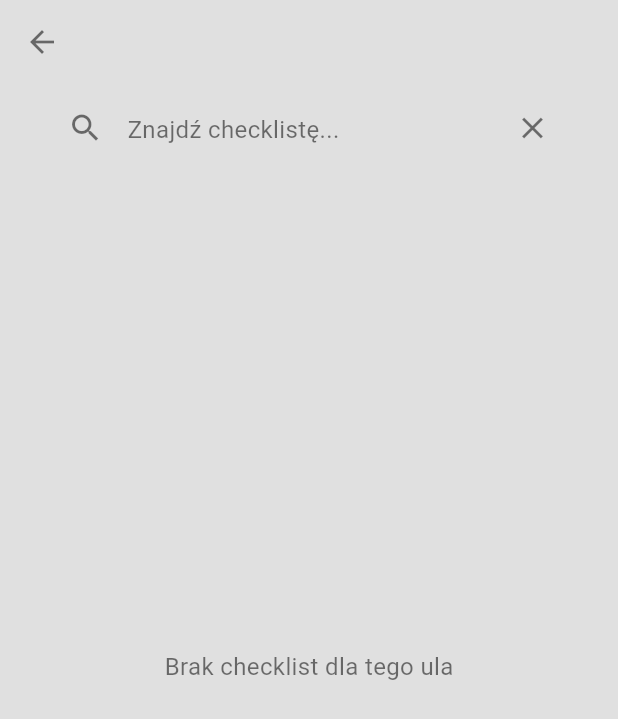
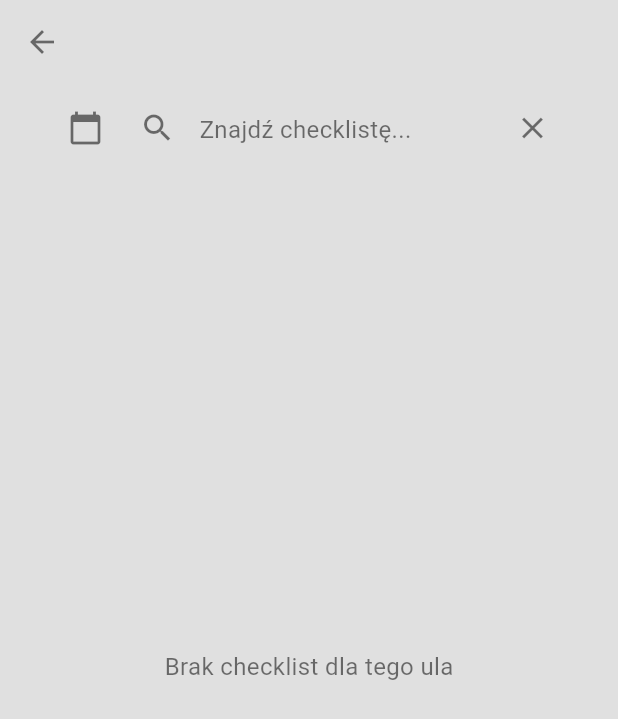
Before and after one commit to agata-miko/ule, a Flutter app: the ChecklistListScreen screen opened directly with empty values, on a phone screen of 412 x 824 dp. Shown: the top 719 px of the screen. Run offline on Flutter 3.47's test engine with Material 3 defaults, Android fonts, the phone set to English and light mode, and no system bars; our stand-ins replace animated_text_kit, flutter_riverpod, google_fonts, image_picker, location, shared_preferences and 1 more; accounts and stored records are empty; generated files the repository leaves out were written again.

Commit message:
date picker added for checklist searching

```diff
--- /dev/null
+++ b/lib/providers/calendar_date_provider.dart
@@ -0,0 +1,13 @@
+import 'package:flutter_riverpod/flutter_riverpod.dart';
+
+final selectedDateProvider =
+StateNotifierProvider<SelectedDateNotifier, DateTime?>(
+        (ref) => SelectedDateNotifier());
+
+class SelectedDateNotifier extends StateNotifier<DateTime?> {
+  SelectedDateNotifier() : super(null);
+
+  void setSelectedDate(DateTime? date) {
+    state = date;
+  }
+}
--- a/lib/screens/checklists_list_screen.dart
+++ b/lib/screens/checklists_list_screen.dart
@@ -1,11 +1,16 @@
 import 'package:flutter/material.dart';
 import 'package:flutter_riverpod/flutter_riverpod.dart';
+import 'package:intl/intl.dart';
+import 'package:pszczoly_v3/providers/calendar_date_provider.dart';
 import 'package:pszczoly_v3/providers/search_query_providers.dart';
+import 'package:pszczoly_v3/theme/app_theme.dart';
 import 'package:pszczoly_v3/widgets/checklists_list.dart';
 import 'package:flutter_gen/gen_l10n/app_localizations.dart';
+import 'package:pszczoly_v3/theme/app_theme_2.dart';
 
 class ChecklistListScreen extends ConsumerWidget {
-  ChecklistListScreen({super.key, required this.hiveId, required this.hiveName});
+  ChecklistListScreen(
+      {super.key, required this.hiveId, required this.hiveName});
 
   final String hiveId;
   final String hiveName;
@@ -15,6 +20,7 @@ class ChecklistListScreen extends ConsumerWidget {
   @override
   Widget build(BuildContext context, ref) {
     ref.watch(checklistSearchQueryProvider);
+    final selectedDate = ref.watch(selectedDateProvider);
     return Scaffold(
       appBar: AppBar(
         title: FittedBox(fit: BoxFit.scaleDown, child: Text(hiveName)),
@@ -26,20 +32,55 @@ class ChecklistListScreen extends ConsumerWidget {
               crossAxisAlignment: CrossAxisAlignment.start,
               children: [
                 Padding(
-                  padding: EdgeInsets.symmetric(horizontal: MediaQuery.of(context).size.height * 0.04),
+                  padding: EdgeInsets.symmetric(
+                      horizontal: MediaQuery.of(context).size.height * 0.04),
+                  child: Row(
+                    children: [
+                      IconButton(
+                        icon: const Icon(Icons.calendar_today),
+                        onPressed: () async {
+                          DateTime? pickedDate = await showDatePicker(
+                            context: context,
+                            initialDate: selectedDate ?? DateTime.now(),
+                            firstDate: DateTime(2000),
+                            lastDate: DateTime(2101),
+                          );
+                          ref
+                              .read(selectedDateProvider.notifier)
+                              .setSelectedDate(pickedDate!);
+                          ref
+                              .read(checklistSearchQueryProvider.notifier)
+                              .updateSearchQuery(pickedDate.toString());
+                        },
+                      ),
+                      Expanded(
                         child: TextField(
                           controller: _searchController,
                           onChanged: (query) {
-                      ref.read(checklistSearchQueryProvider.notifier).updateSearchQuery(query);
+                            ref
+                                .read(checklistSearchQueryProvider.notifier)
+                                .updateSearchQuery(query);
                           },
                           decoration: InputDecoration(
-                        hintText: AppLocalizations.of(context)!.hintChecklistSearch,
+                              hintText: selectedDate != null
+                                  ? DateFormat('yyyy-MM-dd')
+                                      .format(selectedDate.toLocal())
+                                  : AppLocalizations.of(context)!
+                                      .hintChecklistSearch,
                               hintStyle: Theme.of(context).textTheme.bodyMedium,
                               suffixIcon: IconButton(
                                 icon: const Icon(Icons.clear),
-                          onPressed: ()  {_searchController.clear();
-                          ref.read(checklistSearchQueryProvider.notifier).updateSearchQuery('');
-                          FocusScope.of(context).unfocus();},
+                                onPressed: () {
+                                  _searchController.clear();
+                                  ref
+                                      .read(
+                                          checklistSearchQueryProvider.notifier)
+                                      .updateSearchQuery('');
+                                  ref
+                                      .read(selectedDateProvider.notifier)
+                                      .setSelectedDate(null);
+                                  FocusScope.of(context).unfocus();
+                                },
                               ),
                               prefixIcon: IconButton(
                                 icon: const Icon(Icons.search),
@@ -52,7 +93,16 @@ class ChecklistListScreen extends ConsumerWidget {
                       ),
                     ],
                   ),
-            SizedBox(height: MediaQuery.of(context).size.height * 0.8, child: Center(child: ListOfChecklists(hiveId: hiveId, hiveName: hiveName,))),
+                ),
+              ],
+            ),
+            SizedBox(
+                height: MediaQuery.of(context).size.height * 0.8,
+                child: Center(
+                    child: ListOfChecklists(
+                  hiveId: hiveId,
+                  hiveName: hiveName,
+                ))),
           ],
         ),
       ),
--- a/lib/screens/hives_list_screen.dart
+++ b/lib/screens/hives_list_screen.dart
@@ -124,7 +124,7 @@ class HivesListScreen extends ConsumerWidget {
             // const SizedBox(
             //   height: 10,
             // ),
-            SizedBox(height: MediaQuery.of(context).size.height * 0.6, child: HivesList()),
+            SizedBox(height: MediaQuery.of(context).size.height * 0.6, child: const HivesList()),
             FloatingActionButton(
               onPressed: () {
                 _showAddHiveModal(context);
--- a/lib/theme/app_theme_2.dart
+++ b/lib/theme/app_theme_2.dart
@@ -47,12 +47,17 @@ ThemeData lightTheme = ThemeData(
     ),
   ),
 
+  datePickerTheme: const DatePickerThemeData(
+    backgroundColor: Colors.white,
+    elevation: 0,
+  ),
+
 
   colorScheme: const ColorScheme(
     primaryContainer: Colors.white,
     secondaryContainer: Colors.white,
     background: Colors.white,
-    primary: Colors.black54,
+    primary: Colors.black26,
     secondary: Colors.black54,
     brightness: Brightness.light,
     error: Colors.red,
--- a/lib/todo.dart
+++ b/lib/todo.dart
@@ -8,14 +8,15 @@
 //DONE funkcjonalnosc do wyszukiwania!
 //DONE dodawanie zdjecia z biblioteki IMAGE PICKER?
 //CANCELED EXTRA photos editing??
-//TODO progress indicators
+//DONE progress indicators
 //TODO EXTRA zmiana pozycji ula na liscie
 //TODO czyszczenie searchbarow po usunieciu wyszukanego ula
 //TODO prompt ze nie wszystkie pytania zostaly wypelnione?
+
 //TODO checklist questions provider???
 //TODO split the hive_list_provider?
 
-//TODO MediaQuery
+//DONE MediaQuery
 //DONE localized strings
 //TODO unit testy
 
```
Lines whose indentation alone changed are shown as unchanged.
